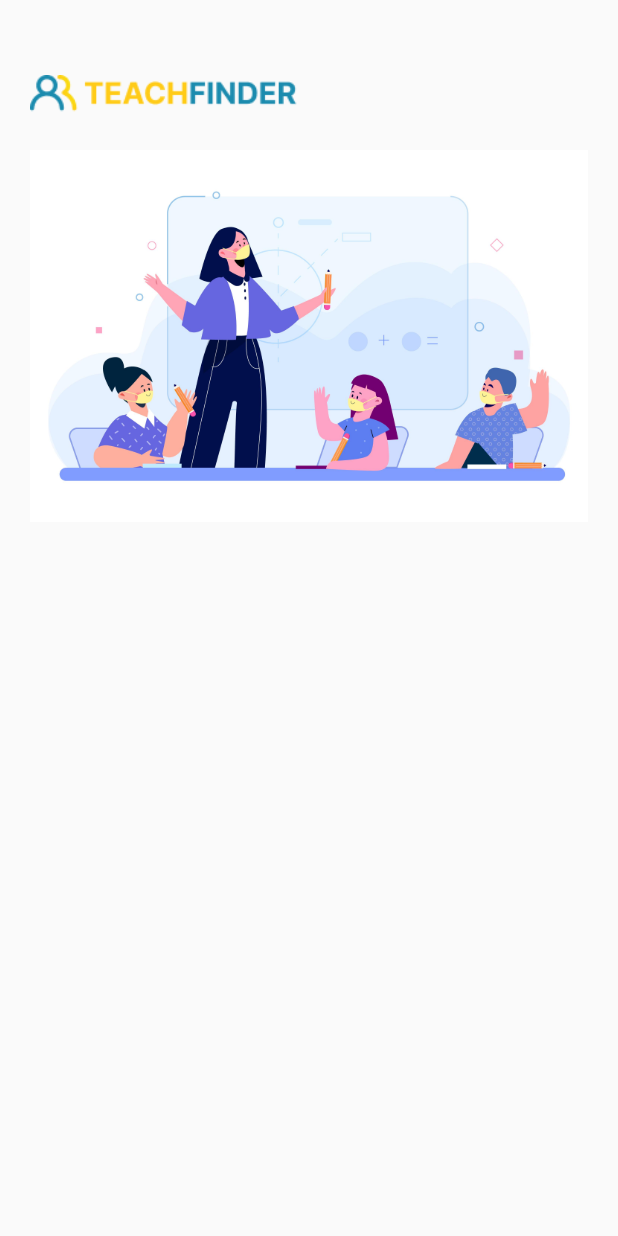
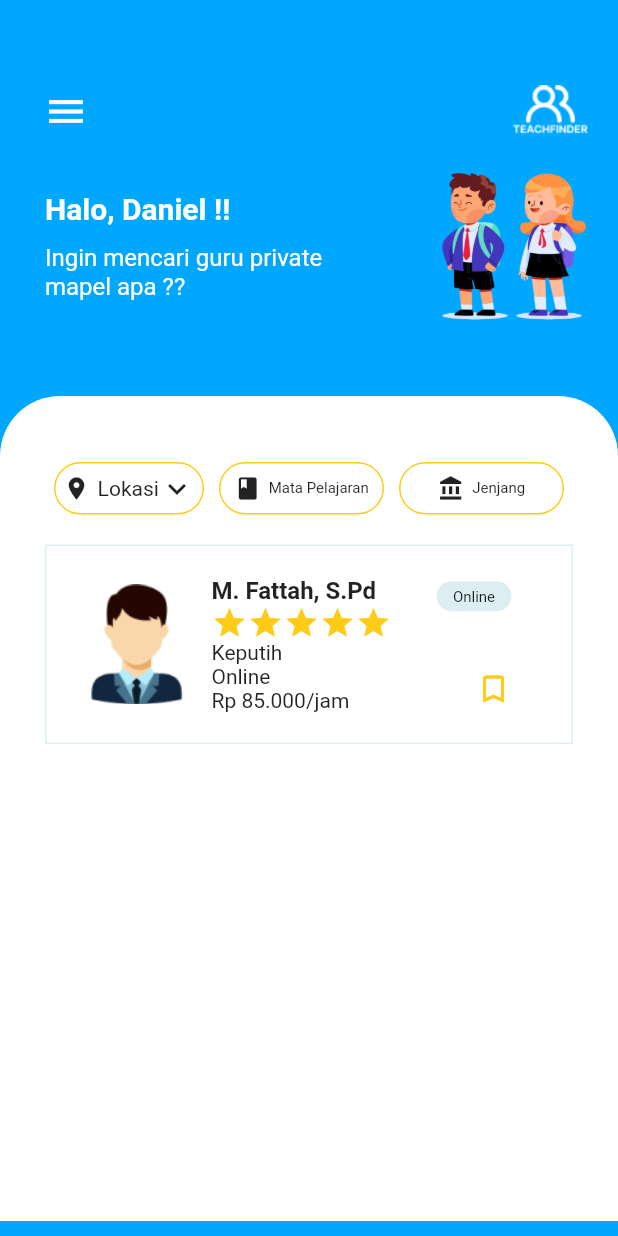
Before and after one commit to bagusbangselok/teach_finder_app, a Flutter app: the screen it shows after launch, after a tap on "Daftar sebagai pengguna", on a phone screen of 412 x 824 dp. Run offline on Flutter 3.47's test engine with Material 2 defaults, Android fonts, the phone set to English and light mode, and no system bars; our stand-ins replace animated_splash_screen, bloc, equatable, flutter_bloc.

Commit message:
update bagus

```diff
--- a/lib/main.dart
+++ b/lib/main.dart
@@ -19,7 +19,7 @@ class MyApp extends StatelessWidget {
       home: AnimatedSplashScreen(
           splashTransition: SplashTransition.fadeTransition,
           splash: Center(
-            child: Image.asset("assets/icon/icon_color.png", height: 200,),
+            child: Image.asset("assets/icon/icon_color.png"),
           ),
           nextScreen: Welcome()),
     );
--- /dev/null
+++ b/lib/ui/home_user/detail_home.dart
@@ -0,0 +1,11 @@
+import 'package:flutter/material.dart';
+import 'package:teach_finder_app/ui/utils/card_list_teacher.dart';
+
+class HomeUser extends StatelessWidget {
+  @override
+  Widget build(BuildContext context) {
+    return Scaffold(
+
+    );
+  }
+}
--- /dev/null
+++ b/lib/ui/home_user/home_user.dart
@@ -0,0 +1,177 @@
+import 'package:flutter/material.dart';
+import 'package:teach_finder_app/ui/utils/card_list_teacher.dart';
+
+class HomeUser extends StatelessWidget {
+  @override
+  Widget build(BuildContext context) {
+    return Scaffold(
+      backgroundColor: Color(0xFF00A7FF),
+        body: SingleChildScrollView(
+          child: Column(
+            children: [
+              Container(
+                margin: EdgeInsets.symmetric(horizontal: 20.0, vertical: 50.0),
+                child: Column(
+                  crossAxisAlignment: CrossAxisAlignment.start,
+                  children: [
+                    Row(
+                      mainAxisAlignment: MainAxisAlignment.spaceBetween,
+                      children: [
+                        IconButton(
+                          icon: const Icon(
+                          Icons.menu,
+                            color: Colors.white,
+                            size: 30, // Changing Drawer Icon Size
+                          ),
+                          onPressed: () {
+                            Scaffold.of(context).openDrawer();
+                          },
+                          tooltip: MaterialLocalizations.of(context).openAppDrawerTooltip,
+                        ),
+                        InkWell(
+                          onTap: (){},
+                          child: Image.asset("assets/icon/icon_white.png", width: 50),
+                          borderRadius: BorderRadius.circular(50),
+                        )
+                      ],
+                    ),
+                    SizedBox(height: 16),
+                    Row(
+                      children: [
+                        Flexible(
+                          child: Padding(
+                            padding: EdgeInsets.only(right: 40, left: 10),
+                            child: Column(
+                              crossAxisAlignment: CrossAxisAlignment.start,
+                              children: [
+                                Text("Halo, Daniel !!",
+                                    style: TextStyle(
+                                        color: Colors.white,fontSize: 20,
+                                        fontWeight: FontWeight.w600)),
+                                SizedBox(height: 12),
+                                Text("Ingin mencari guru private mapel apa ??", style: TextStyle(color: Colors.white, fontSize: 16, fontWeight: FontWeight.w400))
+                              ],
+                            ),
+                          ),
+                        ),
+                        Image.asset("assets/illustration/user.png", height: 100)
+                      ],
+                    ),
+                  ],
+                ),
+              ),
+              // Container list guru private
+              SizedBox(
+                width: double.infinity,
+                child: Container(
+                  padding: EdgeInsets.symmetric(horizontal: 10,vertical: 44),
+                  width: double.infinity,
+                  height: 550,
+                  decoration: BoxDecoration(
+                      color: Colors.white,
+                      borderRadius: BorderRadius.only(
+                        topLeft: Radius.circular(40),
+                        topRight: Radius.circular(40)
+                      ),
+                      shape:BoxShape.rectangle
+                  ),
+                  child: Column(
+                    children: [
+                          Row(
+                            mainAxisAlignment: MainAxisAlignment.center,
+                            children: [
+                              Container(
+                                padding: EdgeInsets.symmetric(vertical: 5, horizontal: 5),
+                                height: 35,
+                                width: 100,
+                                decoration: BoxDecoration(
+                                  borderRadius: BorderRadius.circular(20),
+                                  border: Border.all(
+                                    color: Color(0xFFFFCB17)
+                                  )
+                                ),
+                                child: Row(
+                                  mainAxisAlignment: MainAxisAlignment.center,
+                                  children: [
+                                    Icon(Icons.location_on_sharp, size: 18),
+                                    SizedBox(width: 5),
+                                    Text(
+                                      "Lokasi",
+                                      textAlign: TextAlign.center,
+                                    ),
+                                    Icon(Icons.keyboard_arrow_down_outlined)
+                                  ],
+                                ),
+                              ),
+                              SizedBox(width: 10),
+                              Container(
+                                padding: EdgeInsets.symmetric(vertical: 5, horizontal: 5),
+                                height: 35,
+                                width: 110,
+                                decoration: BoxDecoration(
+                                    borderRadius: BorderRadius.circular(20),
+                                    border: Border.all(
+                                        color: Color(0xFFFFCB17)
+                                    )
+                                ),
+                                child: Row(
+                                  mainAxisAlignment: MainAxisAlignment.center,
+                                  children: [
+                                    Icon(Icons.book, size: 18),
+                                    SizedBox(width: 5),
+                                    Text(
+                                      "Mata Pelajaran",
+                                      style: TextStyle(
+                                        fontSize: 10,
+                                        fontWeight: FontWeight.w400
+                                      ),
+                                    ),
+                                  ],
+                                ),
+                              ),
+                              SizedBox(width: 10),
+                              Container(
+                                padding: EdgeInsets.symmetric(vertical: 5, horizontal: 5),
+                                height: 35,
+                                width: 110,
+                                decoration: BoxDecoration(
+                                    borderRadius: BorderRadius.circular(20),
+                                    border: Border.all(
+                                        color: Color(0xFFFFCB17)
+                                    )
+                                ),
+                                child: Row(
+                                  mainAxisAlignment: MainAxisAlignment.center,
+                                  children: [
+                                    Icon(Icons.account_balance_sharp, size: 18),
+                                    SizedBox(width: 5),
+                                    Text(
+                                      "Jenjang",
+                                      style: TextStyle(
+                                          fontSize: 10,
+                                          fontWeight: FontWeight.w400
+                                      ),
+                                    ),
+                                  ],
+                                ),
+                              )
+                            ],
+                          ),
+                          SizedBox(height: 20),
+                          CardListTeacher(
+                            urlImage: "assets/icon/user_icon1.png",
+                            name: "M. Fattah, S.Pd",
+                            location: "Keputih",
+                            salary: "85.000",
+                          )
+                    ],
+                  ),
+                ),
+              )
+            ],
+          ),
+        )
+    );
+  }
+
+}
--- /dev/null
+++ b/lib/ui/utils/card_list_teacher.dart
@@ -0,0 +1,111 @@
+import 'package:flutter/material.dart';
+
+class CardListTeacher extends StatelessWidget {
+  final String urlImage;
+  final String name;
+  final String location;
+  final String salary;
+
+  const CardListTeacher({
+    Key? key,
+    required this.urlImage,
+    required this.name,
+    required this.location,
+    required this.salary
+  }) : super(key:key);
+
+  @override
+  Widget build(BuildContext context) {
+    return Container(
+      padding: EdgeInsets.all(20),
+      width: double.infinity,
+      decoration: BoxDecoration(
+          border: Border.all(
+              color: Color(0xFFDDEEF3)
+          )
+      ),
+      margin: EdgeInsets.symmetric(horizontal: 20.0),
+      child: Row(
+        mainAxisAlignment: MainAxisAlignment.start,
+        children: [
+          Container(
+            width: 80,
+            height: 80,
+            child: Image.asset(urlImage),
+          ),
+          SizedBox(width: 10),
+          Column(
+            crossAxisAlignment: CrossAxisAlignment.start,
+            children: [
+              Text(name,
+                  style: TextStyle(
+                      fontSize: 16,fontWeight: FontWeight.w600)
+              ),
+              Row(
+                children: [
+                  Icon(
+                    Icons.star, color: Color(0xFFFFCB17),
+                  ),
+                  Icon(
+                      Icons.star, color: Color(0xFFFFCB17)
+                  ),
+                  Icon(
+                      Icons.star, color: Color(0xFFFFCB17)
+                  ),
+                  Icon(
+                      Icons.star, color: Color(0xFFFFCB17)
+                  ),
+                  Icon(
+                      Icons.star, color: Color(0xFFFFCB17)
+                  ),
+                ],
+              ),
+              Text(location,
+                  style: TextStyle(fontSize: 14,
+                      fontWeight: FontWeight.w400
+                  )
+              ),
+              Text("Online",
+                  style: TextStyle(fontSize: 14,
+                      fontWeight: FontWeight.w400
+                  )
+              ),
+              Text("Rp $salary/jam",
+                  style: TextStyle(fontSize: 14,
+                      fontWeight: FontWeight.w400
+                  )
+              ),
+            ],
+          ),
+          SizedBox(width: 30),
+          Column(
+            mainAxisAlignment: MainAxisAlignment.spaceBetween,
+            crossAxisAlignment: CrossAxisAlignment.end,
+            children: [
+              Container(
+                height: 20,
+                width: 50,
+                padding: EdgeInsets.symmetric(
+                    vertical: 5
+                ),
+                decoration: BoxDecoration(
+                    borderRadius:BorderRadius.circular(20),
+                    color: Color(0xFFDDEEF3)
+                ),
+                child: Text("Online",
+                    textAlign: TextAlign.center,
+                    style: TextStyle(
+                        fontSize: 10, fontWeight: FontWeight.w400
+                    )
+                ),
+              ),
+              SizedBox(height: 40),
+              Icon(Icons.bookmark_border, color: Color(0xFFFFCB17))
+            ],
+          )
+        ],
+      ),
+    );
+  }
+
+}
--- a/lib/ui/welcome/welcome.dart
+++ b/lib/ui/welcome/welcome.dart
@@ -1,4 +1,5 @@
 import 'package:flutter/material.dart';
+import 'package:teach_finder_app/ui/home_user/home_user.dart';
 import 'package:teach_finder_app/ui/login/login.dart';
 
 
@@ -50,7 +51,7 @@ class Welcome extends StatelessWidget {
                             onPressed: (){
                               Navigator.push(
                                 context,
-                                MaterialPageRoute(builder: (context) => Login()),
+                                MaterialPageRoute(builder: (context) => HomeUser()),
                               );
                             },
                             style: ElevatedButton.styleFrom(
```
Also changed, not shown: assets/icon/user_icon1.png (added), assets/icon/user_icon2.png (added), assets/illustration/user.png (added).
